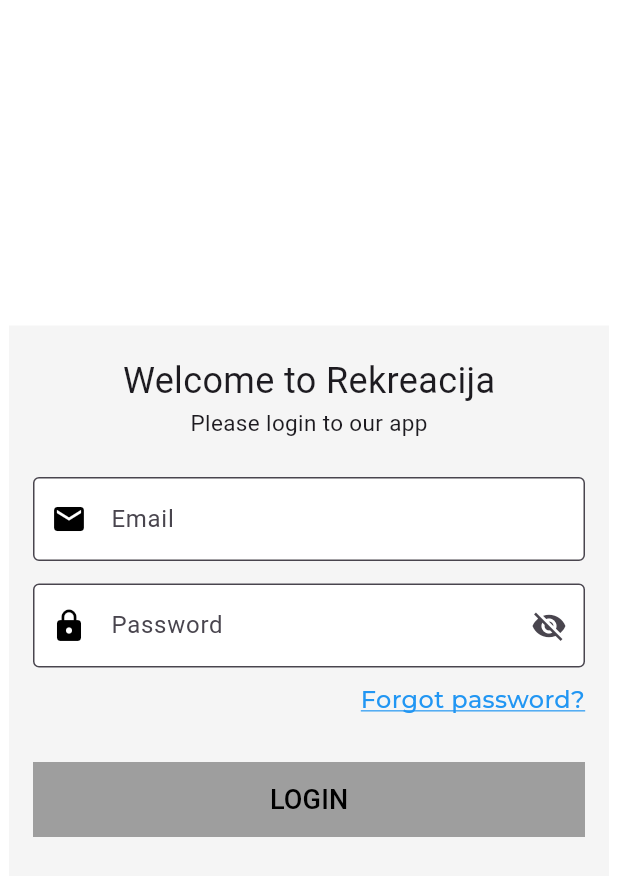
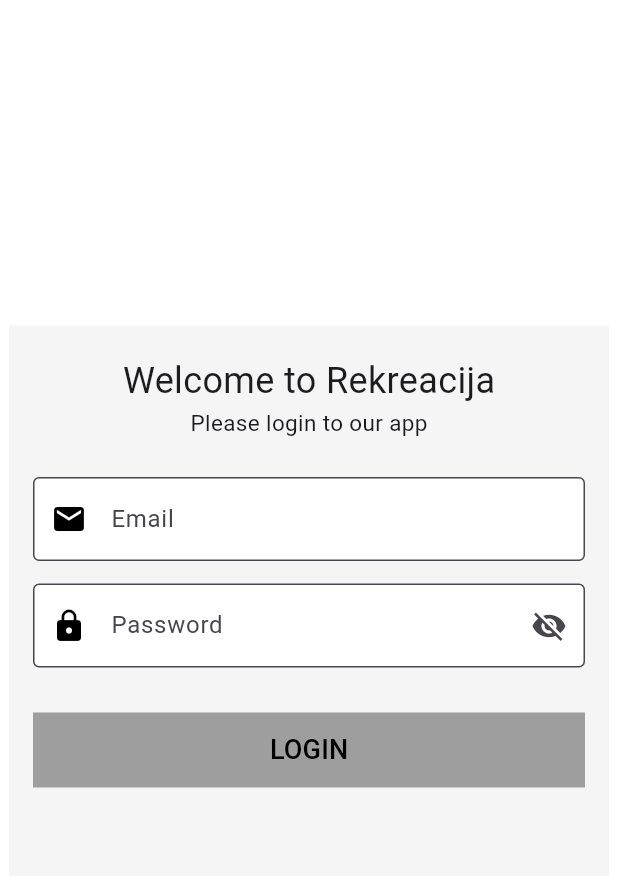
Before and after one commit to Siocic/rekreacija-ui, a Flutter app: the screen it shows after launch, on a phone screen of 412 x 824 dp. Shown: the top 876 px of the screen. Run offline on Flutter 3.47's test engine with Material 3 defaults, Android fonts, the phone set to English and light mode, and no system bars; drawn by our look-alikes of flutter_form_builder; our stand-ins replace file_picker, flutter_rating_bar, flutter_secure_storage, form_builder_validators, google_fonts, image_picker and 2 more; accounts and stored records are empty.

Commit message:
remove forgot password from login page on dekstop app

```diff
--- a/rekreacija_desktop/lib/screens/login.dart
+++ b/rekreacija_desktop/lib/screens/login.dart
@@ -1,7 +1,6 @@
 import 'package:flutter/material.dart';
 import 'package:flutter_form_builder/flutter_form_builder.dart';
 import 'package:form_builder_validators/form_builder_validators.dart';
-import 'package:google_fonts/google_fonts.dart';
 import 'package:rekreacija_desktop/models/login_model.dart';
 import 'package:rekreacija_desktop/providers/auth_provider.dart';
 import 'package:rekreacija_desktop/screens/home_page.dart';
@@ -87,24 +86,24 @@ class _LoginScreenState extends State<LoginScreen> {
                             FormBuilderValidators.required(),
                           ]),
                         ),
-                        const SizedBox(height: 10),
-                        Align(
-                          alignment: Alignment.centerRight,
-                          child: GestureDetector(
-                            onTap: () {
-                              print('Forgot Password');
-                            },
-                            child: Text(
-                              'Forgot password?',
-                              style: GoogleFonts.montserrat(
-                                  color: Colors.blue,
-                                  fontSize: 16,
-                                  decoration: TextDecoration.underline,
-                                  fontWeight: FontWeight.w500,
-                                  decorationColor: Colors.blue),
-                            ),
-                          ),
-                        ),
+                        // const SizedBox(height: 10),
+                        // Align(
+                        //   alignment: Alignment.centerRight,
+                        //   child: GestureDetector(
+                        //     onTap: () {
+                        //       print('Forgot Password');
+                        //     },
+                        //     child: Text(
+                        //       'Forgot password?',
+                        //       style: GoogleFonts.montserrat(
+                        //           color: Colors.blue,
+                        //           fontSize: 16,
+                        //           decoration: TextDecoration.underline,
+                        //           fontWeight: FontWeight.w500,
+                        //           decorationColor: Colors.blue),
+                        //     ),
+                        //   ),
+                        // ),
                         const SizedBox(height: 30),
                         SizedBox(
                           width: 400,
```
